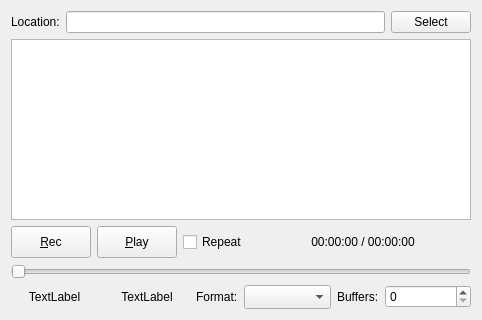
First picture: the form in src/qtgui/iq_tool.ui, repository vladisslav2011/gqrx, before the edit.
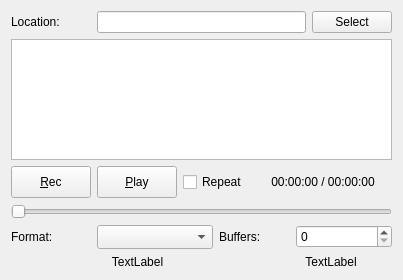
Second picture: the form after the edit. Icons and pictures are not drawn.

Commit message: ui_builder: prepare iq_tool

What changed in the file:
```diff
--- a/src/qtgui/iq_tool.ui
+++ b/src/qtgui/iq_tool.ui
@@ -6,8 +6,8 @@
    <rect>
     <x>0</x>
     <y>0</y>
-    <width>482</width>
-    <height>320</height>
+    <width>403</width>
+    <height>280</height>
    </rect>
   </property>
   <property name="sizePolicy">
@@ -30,16 +30,106 @@
     <normaloff>:/icons/icons/signal.svg</normaloff>:/icons/icons/signal.svg</iconset>
   </property>
   <layout class="QGridLayout" name="gridLayout">
-   <item row="0" column="0">
-    <layout class="QHBoxLayout" name="horizontalLayout">
-     <item>
-      <widget class="QLabel" name="recDirLabel">
+   <item row="3" column="0" colspan="9">
+    <widget class="QSlider" name="slider">
+     <property name="toolTip">
+      <string>Seek forward and backward in I/Q file</string>
+     </property>
+     <property name="maximum">
+      <number>600</number>
+     </property>
+     <property name="singleStep">
+      <number>10</number>
+     </property>
+     <property name="pageStep">
+      <number>60</number>
+     </property>
+     <property name="orientation">
+      <enum>Qt::Horizontal</enum>
+     </property>
+    </widget>
+   </item>
+   <item row="2" column="0" alignment="Qt::AlignLeft">
+    <widget class="QPushButton" name="recButton">
+     <property name="enabled">
+      <bool>true</bool>
+     </property>
+     <property name="sizePolicy">
+      <sizepolicy hsizetype="Preferred" vsizetype="Fixed">
+       <horstretch>0</horstretch>
+       <verstretch>0</verstretch>
+      </sizepolicy>
+     </property>
+     <property name="minimumSize">
+      <size>
+       <width>32</width>
+       <height>32</height>
+      </size>
+     </property>
+     <property name="maximumSize">
+      <size>
+       <width>16777215</width>
+       <height>16777215</height>
+      </size>
+     </property>
+     <property name="toolTip">
+      <string>Record I/Q samples to new file</string>
+     </property>
        <property name="text">
-        <string>Location:</string>
-       </property>
-      </widget>
-     </item>
-     <item>
+      <string>&amp;Rec</string>
+     </property>
+     <property name="icon">
+      <iconset resource="../../resources/icons.qrc">
+       <normaloff>:/icons/icons/record.svg</normaloff>:/icons/icons/record.svg</iconset>
+     </property>
+     <property name="checkable">
+      <bool>true</bool>
+     </property>
+     <property name="autoDefault">
+      <bool>false</bool>
+     </property>
+    </widget>
+   </item>
+   <item row="1" column="0" colspan="9">
+    <widget class="QListWidget" name="listWidget">
+     <property name="alternatingRowColors">
+      <bool>true</bool>
+     </property>
+     <property name="uniformItemSizes">
+      <bool>true</bool>
+     </property>
+    </widget>
+   </item>
+   <item row="2" column="4" colspan="5">
+    <widget class="QLabel" name="timeLabel">
+     <property name="text">
+      <string>00:00:00 / 00:00:00</string>
+     </property>
+     <property name="alignment">
+      <set>Qt::AlignCenter</set>
+     </property>
+    </widget>
+   </item>
+   <item row="4" column="0">
+    <widget class="QLabel" name="formatLabel">
+     <property name="sizePolicy">
+      <sizepolicy hsizetype="Minimum" vsizetype="Preferred">
+       <horstretch>0</horstretch>
+       <verstretch>0</verstretch>
+      </sizepolicy>
+     </property>
+     <property name="minimumSize">
+      <size>
+       <width>32</width>
+       <height>0</height>
+      </size>
+     </property>
+     <property name="text">
+      <string>Format:</string>
+     </property>
+    </widget>
+   </item>
+   <item row="0" column="1" colspan="7">
       <widget class="QLineEdit" name="recDirEdit">
        <property name="enabled">
         <bool>true</bool>
@@ -49,13 +139,13 @@
        </property>
       </widget>
      </item>
-     <item>
+   <item row="0" column="8">
       <widget class="QPushButton" name="recDirButton">
        <property name="enabled">
         <bool>true</bool>
        </property>
        <property name="sizePolicy">
-        <sizepolicy hsizetype="Minimum" vsizetype="Fixed">
+      <sizepolicy hsizetype="Preferred" vsizetype="Fixed">
          <horstretch>0</horstretch>
          <verstretch>0</verstretch>
         </sizepolicy>
@@ -71,63 +161,21 @@
        </property>
       </widget>
      </item>
-    </layout>
-   </item>
-   <item row="1" column="0">
-    <widget class="QListWidget" name="listWidget">
-     <property name="alternatingRowColors">
-      <bool>true</bool>
-     </property>
-     <property name="uniformItemSizes">
-      <bool>true</bool>
-     </property>
-    </widget>
-   </item>
-   <item row="2" column="0">
-    <layout class="QHBoxLayout" name="horizontalLayout_2">
-     <item>
-      <widget class="QPushButton" name="recButton">
-       <property name="enabled">
-        <bool>true</bool>
-       </property>
-       <property name="sizePolicy">
-        <sizepolicy hsizetype="Minimum" vsizetype="Fixed">
-         <horstretch>0</horstretch>
-         <verstretch>0</verstretch>
-        </sizepolicy>
-       </property>
-       <property name="minimumSize">
-        <size>
-         <width>32</width>
-         <height>32</height>
-        </size>
-       </property>
-       <property name="maximumSize">
-        <size>
-         <width>16777215</width>
-         <height>16777215</height>
-        </size>
-       </property>
-       <property name="toolTip">
-        <string>Record I/Q samples to new file</string>
-       </property>
+   <item row="0" column="0" alignment="Qt::AlignLeft">
+    <widget class="QLabel" name="recDirLabel">
        <property name="text">
-        <string>&amp;Rec</string>
-       </property>
-       <property name="icon">
-        <iconset resource="../../resources/icons.qrc">
-         <normaloff>:/icons/icons/record.svg</normaloff>:/icons/icons/record.svg</iconset>
-       </property>
-       <property name="checkable">
-        <bool>true</bool>
-       </property>
-       <property name="autoDefault">
-        <bool>false</bool>
+      <string>Location:</string>
        </property>
       </widget>
      </item>
-     <item>
+   <item row="2" column="1" alignment="Qt::AlignLeft">
       <widget class="QPushButton" name="playButton">
+     <property name="sizePolicy">
+      <sizepolicy hsizetype="Preferred" vsizetype="Fixed">
+       <horstretch>0</horstretch>
+       <verstretch>0</verstretch>
+      </sizepolicy>
+     </property>
        <property name="minimumSize">
         <size>
          <width>32</width>
@@ -158,7 +206,17 @@
        </property>
       </widget>
      </item>
-     <item>
+   <item row="4" column="7" colspan="2">
+    <widget class="QSpinBox" name="buffersSpinBox">
+     <property name="sizePolicy">
+      <sizepolicy hsizetype="Expanding" vsizetype="Fixed">
+       <horstretch>0</horstretch>
+       <verstretch>0</verstretch>
+      </sizepolicy>
+     </property>
+    </widget>
+   </item>
+   <item row="2" column="2" colspan="2">
       <widget class="QCheckBox" name="repeat">
        <property name="locale">
         <locale language="C" country="AnyCountry"/>
@@ -168,82 +226,7 @@
        </property>
       </widget>
      </item>
-     <item>
-      <spacer name="horizontalSpacer">
-       <property name="orientation">
-        <enum>Qt::Horizontal</enum>
-       </property>
-       <property name="sizeHint" stdset="0">
-        <size>
-         <width>40</width>
-         <height>10</height>
-        </size>
-       </property>
-      </spacer>
-     </item>
-     <item>
-      <widget class="QLabel" name="timeLabel">
-       <property name="text">
-        <string>00:00:00 / 00:00:00</string>
-       </property>
-       <property name="alignment">
-        <set>Qt::AlignCenter</set>
-       </property>
-      </widget>
-     </item>
-     <item>
-      <spacer name="horizontalSpacer_2">
-       <property name="orientation">
-        <enum>Qt::Horizontal</enum>
-       </property>
-       <property name="sizeHint" stdset="0">
-        <size>
-         <width>40</width>
-         <height>10</height>
-        </size>
-       </property>
-      </spacer>
-     </item>
-    </layout>
-   </item>
-   <item row="3" column="0">
-    <widget class="QSlider" name="slider">
-     <property name="toolTip">
-      <string>Seek forward and backward in I/Q file</string>
-     </property>
-     <property name="maximum">
-      <number>600</number>
-     </property>
-     <property name="singleStep">
-      <number>10</number>
-     </property>
-     <property name="pageStep">
-      <number>60</number>
-     </property>
-     <property name="orientation">
-      <enum>Qt::Horizontal</enum>
-     </property>
-    </widget>
-   </item>
-   <item row="4" column="0">
-    <layout class="QHBoxLayout" name="horizontalLayout_3">
-     <item>
-      <widget class="QLabel" name="bufferStats">
-       <property name="sizePolicy">
-        <sizepolicy hsizetype="Expanding" vsizetype="Preferred">
-         <horstretch>0</horstretch>
-         <verstretch>0</verstretch>
-        </sizepolicy>
-       </property>
-       <property name="text">
-        <string>TextLabel</string>
-       </property>
-       <property name="alignment">
-        <set>Qt::AlignCenter</set>
-       </property>
-      </widget>
-     </item>
-     <item>
+   <item row="5" column="0" colspan="5">
       <widget class="QLabel" name="sizeStats">
        <property name="sizePolicy">
         <sizepolicy hsizetype="Expanding" vsizetype="Preferred">
@@ -265,26 +248,7 @@
        </property>
       </widget>
      </item>
-     <item>
-      <widget class="QLabel" name="formatLabel">
-       <property name="sizePolicy">
-        <sizepolicy hsizetype="Minimum" vsizetype="Preferred">
-         <horstretch>0</horstretch>
-         <verstretch>0</verstretch>
-        </sizepolicy>
-       </property>
-       <property name="minimumSize">
-        <size>
-         <width>32</width>
-         <height>0</height>
-        </size>
-       </property>
-       <property name="text">
-        <string>Format:</string>
-       </property>
-      </widget>
-     </item>
-     <item>
+   <item row="4" column="1" colspan="2">
       <widget class="QComboBox" name="formatCombo">
        <property name="enabled">
         <bool>true</bool>
@@ -309,10 +273,10 @@
        </property>
       </widget>
      </item>
-     <item>
+   <item row="4" column="3" colspan="4">
       <widget class="QLabel" name="buffersLabel">
        <property name="sizePolicy">
-        <sizepolicy hsizetype="Minimum" vsizetype="Preferred">
+      <sizepolicy hsizetype="MinimumExpanding" vsizetype="Preferred">
          <horstretch>0</horstretch>
          <verstretch>0</verstretch>
         </sizepolicy>
@@ -328,17 +292,21 @@
        </property>
       </widget>
      </item>
-     <item>
-      <widget class="QSpinBox" name="buffersSpinBox">
+   <item row="5" column="5" colspan="4">
+    <widget class="QLabel" name="bufferStats">
        <property name="sizePolicy">
-        <sizepolicy hsizetype="Expanding" vsizetype="Fixed">
+      <sizepolicy hsizetype="Expanding" vsizetype="Preferred">
          <horstretch>0</horstretch>
          <verstretch>0</verstretch>
         </sizepolicy>
        </property>
-      </widget>
-     </item>
-    </layout>
+     <property name="text">
+      <string>TextLabel</string>
+     </property>
+     <property name="alignment">
+      <set>Qt::AlignCenter</set>
+     </property>
+    </widget>
    </item>
   </layout>
  </widget>
```
Lines whose indentation alone changed are shown as unchanged.
